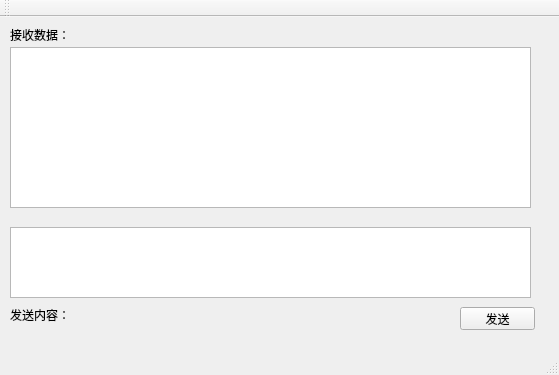
First picture: the form in mainwindow.ui, repository YuQiao0303/yqQQclient, before the edit.
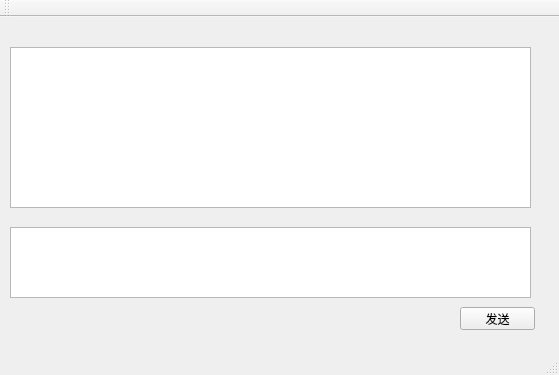
Second picture: the form after the edit.

Commit message: self:green , system:blue , others： black

The edit to the form file:
```diff
--- a/mainwindow.ui
+++ b/mainwindow.ui
@@ -14,32 +14,6 @@
    <string>418聊天室</string>
   </property>
   <widget class="QWidget" name="centralWidget">
-   <widget class="QLabel" name="label_3">
-    <property name="geometry">
-     <rect>
-      <x>10</x>
-      <y>290</y>
-      <width>71</width>
-      <height>16</height>
-     </rect>
-    </property>
-    <property name="text">
-     <string>发送内容：</string>
-    </property>
-   </widget>
-   <widget class="QLabel" name="label_4">
-    <property name="geometry">
-     <rect>
-      <x>10</x>
-      <y>10</y>
-      <width>61</width>
-      <height>16</height>
-     </rect>
-    </property>
-    <property name="text">
-     <string>接收数据：</string>
-    </property>
-   </widget>
    <widget class="QTextEdit" name="m_sendTextEdit">
     <property name="geometry">
      <rect>
```
Left out of the diff: 2 changed lines with no effect on the pictures. The commit also changes 2 other files.
